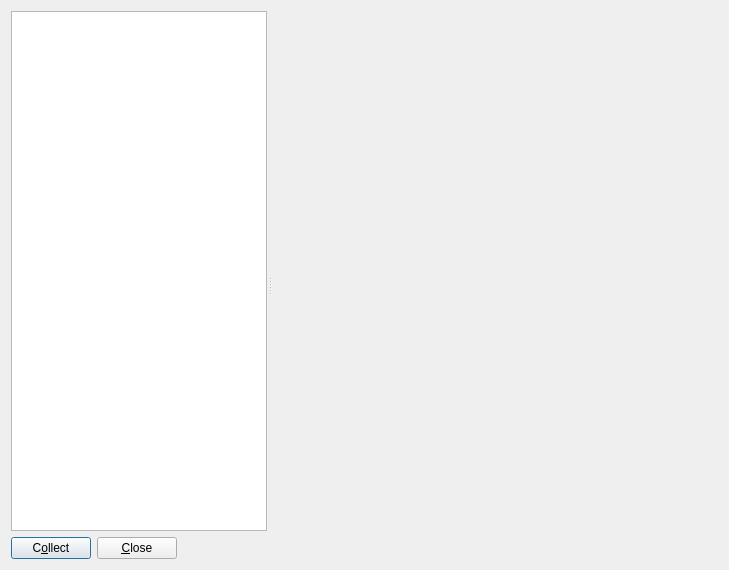
First picture: the form in ndtsconfigtool/ui/componentdlg.ui, repository jkotan/nexdatas.configtool, before the edit.
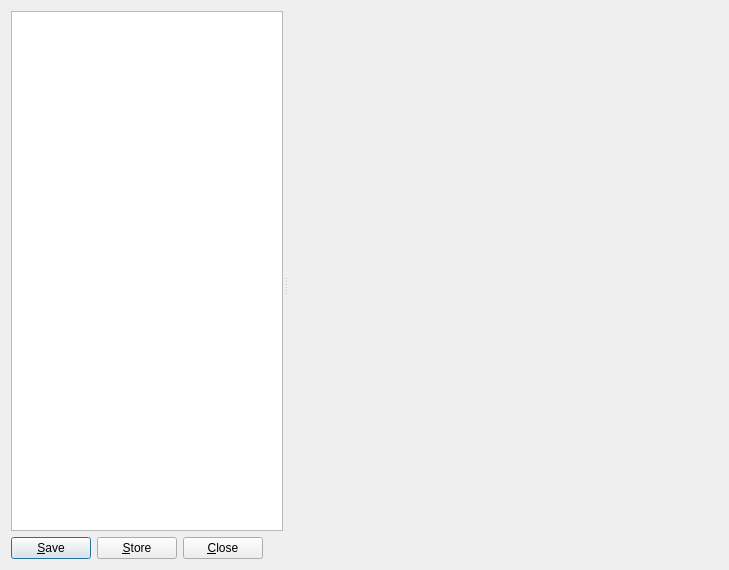
Second picture: the form after the edit.

Commit message: adding store button for datasources and components

What changed in the file:
```diff
--- a/ndtsconfigtool/ui/componentdlg.ui
+++ b/ndtsconfigtool/ui/componentdlg.ui
@@ -32,7 +32,14 @@
          <item>
           <widget class="QPushButton" name="savePushButton">
            <property name="text">
-            <string>C&amp;ollect</string>
+            <string>&amp;Save</string>
+           </property>
+          </widget>
+         </item>
+         <item>
+          <widget class="QPushButton" name="storePushButton">
+           <property name="text">
+            <string>&amp;Store</string>
            </property>
           </widget>
          </item>
```
Left out of the diff: 6 changed lines with no effect on the pictures. The commit also changes 8 other files.
